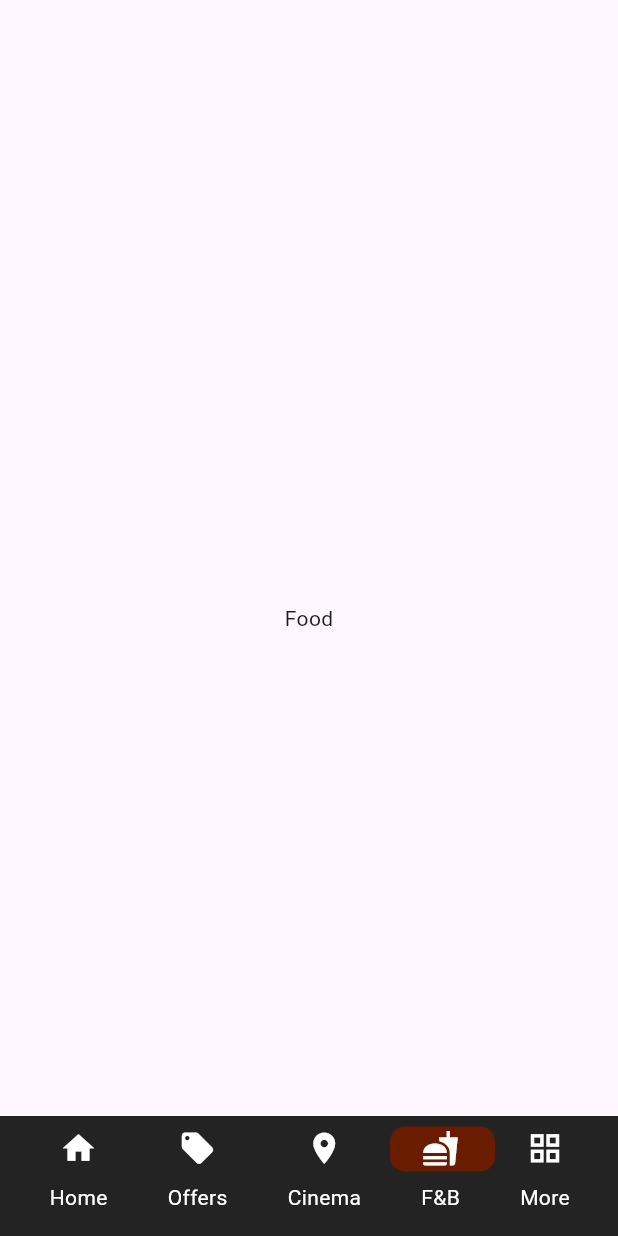
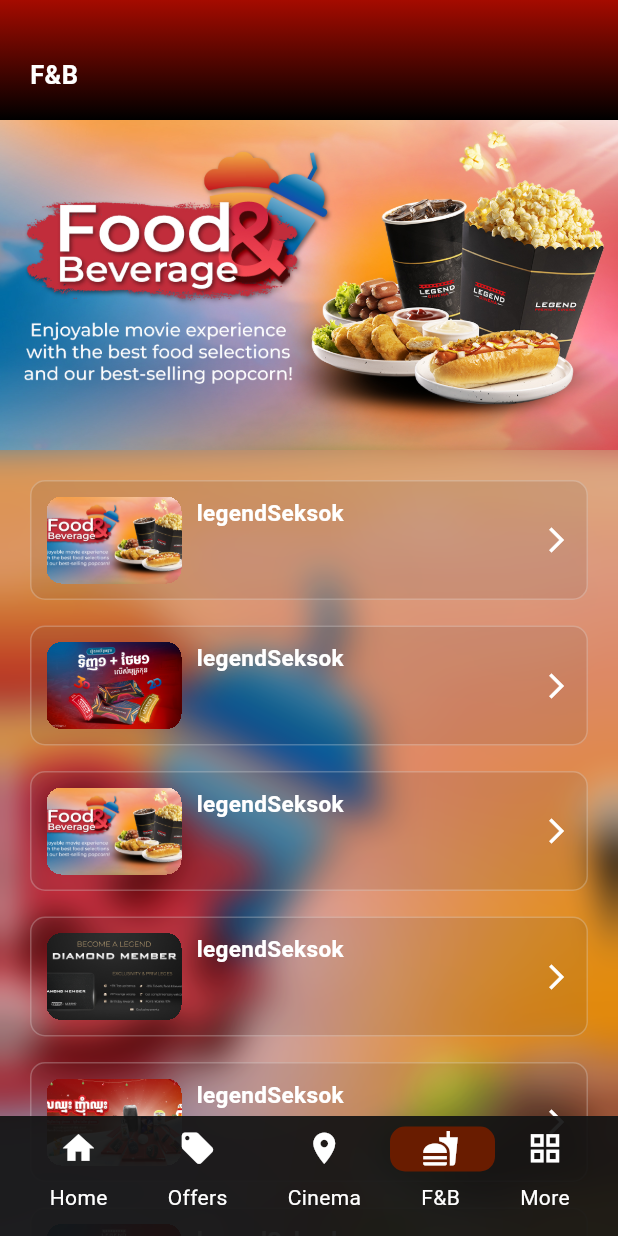
Before and after one commit to leangsengLy/Legend_Cinema, a Flutter app: the screen it shows after launch, item 4 of the bottom bar chosen, on a phone screen of 412 x 824 dp. Run offline on Flutter 3.47's test engine with Material 3 defaults, Android fonts, the phone set to English and light mode, and no system bars; our stand-ins replace gradient_borders.

Commit message:
update new ui in legend food

```diff
--- /dev/null
+++ b/legend_cinema/lib/Component/FAndB/cardLegendFood.dart
@@ -0,0 +1,75 @@
+import 'package:flutter/material.dart';
+
+class CardLegendFood extends StatelessWidget {
+  const CardLegendFood(
+      {super.key,
+      required this.url,
+      required this.title,
+      required this.onClickCinemaFood});
+  final String url;
+  final String title;
+  final Function onClickCinemaFood;
+  @override
+  Widget build(BuildContext context) {
+    return InkWell(
+      onTap: () {
+        onClickCinemaFood(context);
+      },
+      child: Container(
+        width: double.infinity,
+        height: 80,
+        padding: const EdgeInsets.all(10),
+        decoration: const BoxDecoration(
+          border: Border.fromBorderSide(
+            BorderSide(color: Color.fromARGB(61, 255, 255, 255)),
+          ),
+          color: Color.fromARGB(26, 51, 51, 51),
+          borderRadius: BorderRadius.all(
+            Radius.circular(10),
+          ),
+        ),
+        child: Row(
+          mainAxisAlignment: MainAxisAlignment.spaceBetween,
+          children: [
+            Row(
+              crossAxisAlignment: CrossAxisAlignment.start,
+              children: [
+                ClipRRect(
+                  clipBehavior: Clip.hardEdge,
+                  borderRadius: BorderRadius.circular(10),
+                  child: Container(
+                    width: 90,
+                    height: 80,
+                    decoration: BoxDecoration(
+                      borderRadius: BorderRadius.circular(20),
+                    ),
+                    child: Image.asset(
+                      url,
+                      fit: BoxFit.cover,
+                    ),
+                  ),
+                ),
+                const SizedBox(
+                  width: 10,
+                ),
+                Text(
+                  title,
+                  style: const TextStyle(
+                    fontSize: 15,
+                    fontWeight: FontWeight.bold,
+                    color: Colors.white,
+                  ),
+                )
+              ],
+            ),
+            const Icon(
+              Icons.arrow_forward_ios,
+              color: Colors.white,
+              size: 20,
+            )
+          ],
+        ),
+      ),
+    );
+  }
+}
--- a/legend_cinema/lib/Screen/FAndB/FoodCinema.dart
+++ b/legend_cinema/lib/Screen/FAndB/FoodCinema.dart
@@ -1,13 +1,148 @@
 import 'package:flutter/material.dart';
+import 'dart:ui';
+
+import 'package:legend_cinema/Component/FAndB/cardLegendFood.dart';
+import 'package:legend_cinema/Screen/FAndB/order_product.dart';
 
 class FoodCinema extends StatelessWidget {
   const FoodCinema({super.key});
-  @override
-  Widget build(BuildContext context) {
-    return const Scaffold(
-      body: Center(
-        child: Text("Food"),
+  void onClickCinemaFood(BuildContext context) {
+    Navigator.push(
+      context,
+      PageRouteBuilder(
+        pageBuilder: (context, animation, secondaryAnimation) =>
+            const OrderProduct(),
+        transitionsBuilder: (context, animation, secondaryAnimation, child) {
+          var begin = const Offset(1.0, 0.0);
+          var end = Offset.zero;
+          var curve = Curves.ease;
+          var tween =
+              Tween(begin: begin, end: end).chain(CurveTween(curve: curve));
+          return SlideTransition(
+            position: animation.drive(tween),
+            child: child,
+          );
+        },
       ),
     );
   }
+
+  @override
+  Widget build(BuildContext context) {
+    return Scaffold(
+        backgroundColor: Colors.black,
+        body: SingleChildScrollView(
+          child: Column(
+            children: [
+              Container(
+                width: double.infinity,
+                padding: EdgeInsets.fromLTRB(20, 20, 0, 0),
+                alignment: Alignment.centerLeft,
+                height: 80,
+                decoration: const BoxDecoration(
+                  gradient: LinearGradient(
+                    colors: [
+                      Color.fromARGB(255, 165, 11, 0),
+                      Color.fromARGB(255, 0, 0, 0)
+                    ],
+                    begin: Alignment.topCenter,
+                    end: Alignment.bottomCenter,
+                  ),
+                ),
+                child: const Text(
+                  "F&B",
+                  style: TextStyle(
+                    color: Colors.white,
+                    fontSize: 17,
+                    fontWeight: FontWeight.bold,
+                  ),
+                ),
+              ),
+              SizedBox(
+                width: double.infinity,
+                height: 220,
+                child: Image.asset(
+                  "assets/Image/advertise/2.jpeg",
+                  fit: BoxFit.cover,
+                ),
+              ),
+              Stack(
+                children: [
+                  Image.asset(
+                    "assets/Image/advertise/2.jpeg",
+                    fit: BoxFit.cover,
+                    width: double.infinity,
+                    height: MediaQuery.of(context).size.height,
+                  ),
+                  ClipRect(
+                    child: BackdropFilter(
+                      filter: ImageFilter.blur(sigmaX: 12.0, sigmaY: 12.0),
+                      child: Container(
+                        width: double.infinity,
+                        height: MediaQuery.of(context).size.height,
+                        color: Colors.black.withOpacity(0.1),
+                      ),
+                    ),
+                  ),
+                  Container(
+                    padding: const EdgeInsets.all(20),
+                    child: Column(
+                      children: [
+                        CardLegendFood(
+                          title: "legendSeksok",
+                          url: "assets/Image/advertise/2.jpeg",
+                          onClickCinemaFood: onClickCinemaFood,
+                        ),
+                        const SizedBox(height: 17),
+                        CardLegendFood(
+                          title: "legendSeksok",
+                          url: "assets/Image/advertise/1.jpeg",
+                          onClickCinemaFood: onClickCinemaFood,
+                        ),
+                        const SizedBox(height: 17),
+                        CardLegendFood(
+                          title: "legendSeksok",
+                          url: "assets/Image/advertise/2.jpeg",
+                          onClickCinemaFood: onClickCinemaFood,
+                        ),
+                        const SizedBox(height: 17),
+                        CardLegendFood(
+                          title: "legendSeksok",
+                          url: "assets/Image/offers/3.jpeg",
+                          onClickCinemaFood: onClickCinemaFood,
+                        ),
+                        const SizedBox(height: 17),
+                        CardLegendFood(
+                          title: "legendSeksok",
+                          url: "assets/Image/offers/4.jpeg",
+                          onClickCinemaFood: onClickCinemaFood,
+                        ),
+                        const SizedBox(height: 17),
+                        CardLegendFood(
+                          title: "legendSeksok",
+                          url: "assets/Image/offers/5.jpeg",
+                          onClickCinemaFood: onClickCinemaFood,
+                        ),
+                        const SizedBox(height: 17),
+                        CardLegendFood(
+                          title: "legendSeksok",
+                          url: "assets/Image/offers/6.jpeg",
+                          onClickCinemaFood: onClickCinemaFood,
+                        ),
+                        const SizedBox(height: 17),
+                        CardLegendFood(
+                          title: "legendSeksok",
+                          url: "assets/Image/offers/2.jpeg",
+                          onClickCinemaFood: onClickCinemaFood,
+                        ),
+                        const SizedBox(height: 17),
+                      ],
+                    ),
+                  )
+                ],
+              )
+            ],
+          ),
+        ));
+  }
 }
--- a/legend_cinema/lib/Screen/MainLegend.dart
+++ b/legend_cinema/lib/Screen/MainLegend.dart
@@ -18,7 +18,7 @@ class Mainlegend extends StatefulWidget {
 class MainlegendState extends State<Mainlegend> {
   double matrixTab = 0;
   var _selectedIndex = 0;
-  var typeMenu = "";
+  var typeMenu = "Home";
   void onSelectNavigationBar(index) {
     print(index);
     setState(() {
--- a/legend_cinema/pubspec.yaml
+++ b/legend_cinema/pubspec.yaml
@@ -72,6 +72,7 @@ flutter:
     - assets/Image/branch/meanchey.jpg
     - assets/Image/branch/kmal.jpg
     - assets/Image/advertise/1.jpeg
+    - assets/Image/advertise/2.jpeg
     - assets/Image/offers/1.jpeg
     - assets/Image/offers/2.jpeg
     - assets/Image/offers/3.jpeg
```
Also changed, not shown: legend_cinema/lib/Component/FAndB/card_product.dart (added, +80 -0 lines), legend_cinema/lib/Screen/FAndB/order_product.dart (added, +131 -0 lines), legend_cinema/assets/Image/advertise/2.jpeg (added).
